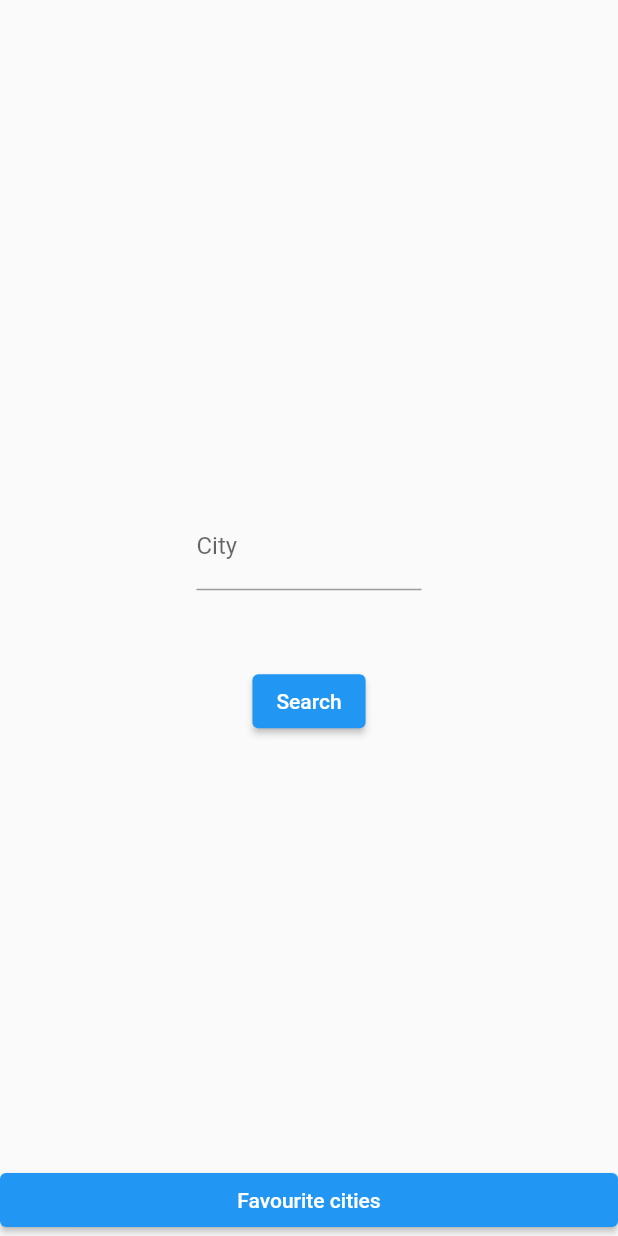
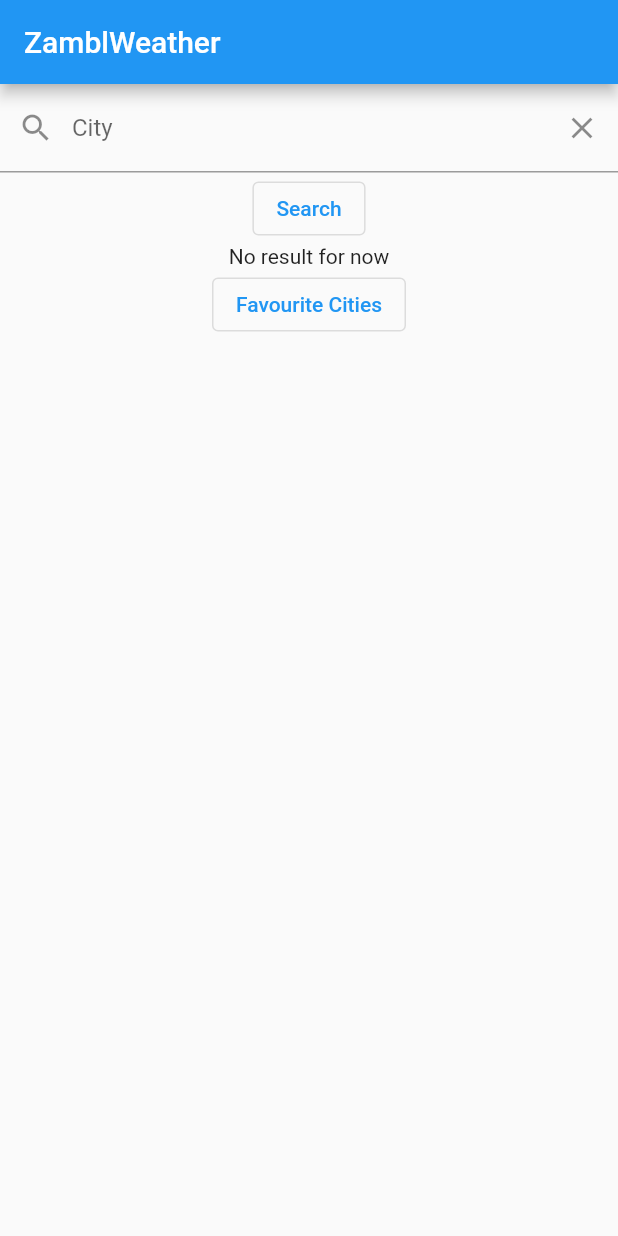
Before and after one commit to ClaudioSavelli/ZamblWeather, a Flutter app: the screen it shows after launch, after a tap on "Search", on a phone screen of 412 x 824 dp. Run offline on Flutter 3.47's test engine with Material 2 defaults, Android fonts, the phone set to English and light mode, and no system bars; our stand-ins replace shared_preferences; network calls fail.

Commit message:
feat: added GUI but help me

```diff
--- a/zambl_weather/lib/main.dart
+++ b/zambl_weather/lib/main.dart
@@ -4,12 +4,13 @@ import 'package:zambl_weather/controllers/server_communication_controller.dart';
 import 'package:zambl_weather/controllers/shared_preferences_controller.dart';
 import 'package:zambl_weather/models/server/current_weather_response.dart';
 import 'package:zambl_weather/utils/date_converter.dart';
+import 'package:zambl_weather/views/main_page.dart';
 
 
 void main() {
   runApp(const MaterialApp(
     title: 'ZamblWeather',
-      home: MyApp(),
+      home: MainPage(),
   ));
 }
 
--- /dev/null
+++ b/zambl_weather/lib/views/main_page.dart
@@ -0,0 +1,71 @@
+import 'package:flutter/material.dart';
+import 'package:zambl_weather/controllers/server_communication_controller.dart';
+import 'package:zambl_weather/controllers/shared_preferences_controller.dart';
+import 'package:zambl_weather/models/server/current_weather_response.dart';
+import 'package:zambl_weather/models/server/forecast_weather_response.dart';
+import 'package:zambl_weather/views/favorite_page.dart';
+import 'package:zambl_weather/widgets/app_scaffold.dart';
+import 'package:zambl_weather/widgets/components/current_weather_bloc.dart';
+
+class MainPage extends StatefulWidget {
+  const MainPage({Key? key}) : super(key: key);
+
+  @override
+  State<StatefulWidget> createState() => _MainPageState();
+}
+
+class _MainPageState extends State<MainPage> {
+  final _cityTextController = TextEditingController();
+  final _serverController = ServerCommunicationController();
+  final sharedPreferences = SharedPreferencesController();
+  CurrentWeatherResponse? _response;
+
+  void _clearSearchBar() {
+    setState(() {
+      _cityTextController.clear();
+    });
+  }
+
+  void _search() async {
+    final forecast = await _serverController.getForecastWeather(_cityTextController.text);
+    final response = await _serverController.getCurrentWeather(_cityTextController.text);
+    setState(() => _response = response);
+  }
+
+  void _saveCity() {
+    sharedPreferences.save(_response!.city.toString());
+  }
+
+  void _goToFavoritePage() {
+    Navigator.push(context, MaterialPageRoute<void>(builder: (BuildContext context) => const FavoritePage()));
+  }
+
+  @override
+  Widget build(BuildContext context) {
+    return AppScaffold(body: Center(
+      child: Column(
+        children: [
+          // Search text field
+          TextField(
+            controller: _cityTextController,
+            maxLines: 1,
+            textInputAction: TextInputAction.search,
+            onSubmitted: (value) {
+              _search();
+            },
+            decoration: InputDecoration(
+                prefixIcon: const Icon(Icons.search),
+                suffixIcon: IconButton(onPressed: _clearSearchBar, icon: const Icon(Icons.clear)),
+                hintText: "City name",
+                label: const Text("City")
+            ),
+          ),
+          OutlinedButton(onPressed: _search, child: const Text("Search")),
+          CurrentWeatherBloc(response: _response, onAddClick: _saveCity,),
+          OutlinedButton(onPressed: _goToFavoritePage, child: const Text("Favourite Cities"))
+        ],
+      ),
+    ));
+  }
+
+}
--- /dev/null
+++ b/zambl_weather/lib/widgets/app_scaffold.dart
@@ -0,0 +1,14 @@
+import 'package:flutter/material.dart';
+
+class AppScaffold extends StatelessWidget {
+  final Widget body;
+  const AppScaffold({Key? key, required this.body}) : super(key: key);
+
+  @override
+  Widget build(BuildContext context) {
+    return Scaffold(
+      appBar: AppBar(title: const Text("ZamblWeather"), automaticallyImplyLeading: true,),
+      body: body,
+    );
+  }
+}
--- /dev/null
+++ b/zambl_weather/lib/widgets/components/current_weather_bloc.dart
@@ -0,0 +1,50 @@
+import 'package:flutter/material.dart';
+import 'package:zambl_weather/models/server/current_weather_response.dart';
+
+/// Widget used to show the current weather with an add button (for the favorite)
+class CurrentWeatherBloc extends StatelessWidget {
+  final CurrentWeatherResponse? response;
+  final VoidCallback? onAddClick;
+  const CurrentWeatherBloc({Key? key, required this.response, this.onAddClick}) : super(key: key);
+
+  @override
+  Widget build(BuildContext context) {
+    if (response != null) {
+      return Card(
+        elevation: 5,
+        child: Container(
+          height: MediaQuery.of(context).size.height/3,
+          width: MediaQuery.of(context).size.width - 50,
+          padding: const EdgeInsets.symmetric(vertical: 20, horizontal: 20),
+          child: Column(
+            mainAxisAlignment: MainAxisAlignment.spaceAround,
+            children: [
+              Text(
+                response!.city,
+                style: const TextStyle(fontSize: 30),
+              ),
+              Image.network(response!.weather.iconUrl),
+              Text(
+                response!.weather.description,
+                style: const TextStyle(fontSize: 20),),
+              Text(
+                response!.temp.temperature.toString() + " °C",
+                style: const TextStyle(fontSize: 20),),
+              //IconButton(onPressed: onAddClick, icon: const Icon(Icons.add))
+              _AddButton()
+            ],
+          ),
+        )
+      );
+    }
+    return const Text("No result for now");
+  }
+
+  Widget _AddButton() {
+    if (onAddClick != null) {
+      return ElevatedButton(onPressed: onAddClick, child: const Text("Save"));
+    }
+    // equivalent
+    return const SizedBox.shrink();
+  }
+}
```
Also changed, not shown: zambl_weather/lib/models/temperature.dart (+6 -1 lines), zambl_weather/lib/views/favorite_page.dart (added, +48 -0 lines), zambl_weather/lib/widgets/components/city_item.dart (added, +33 -0 lines).
